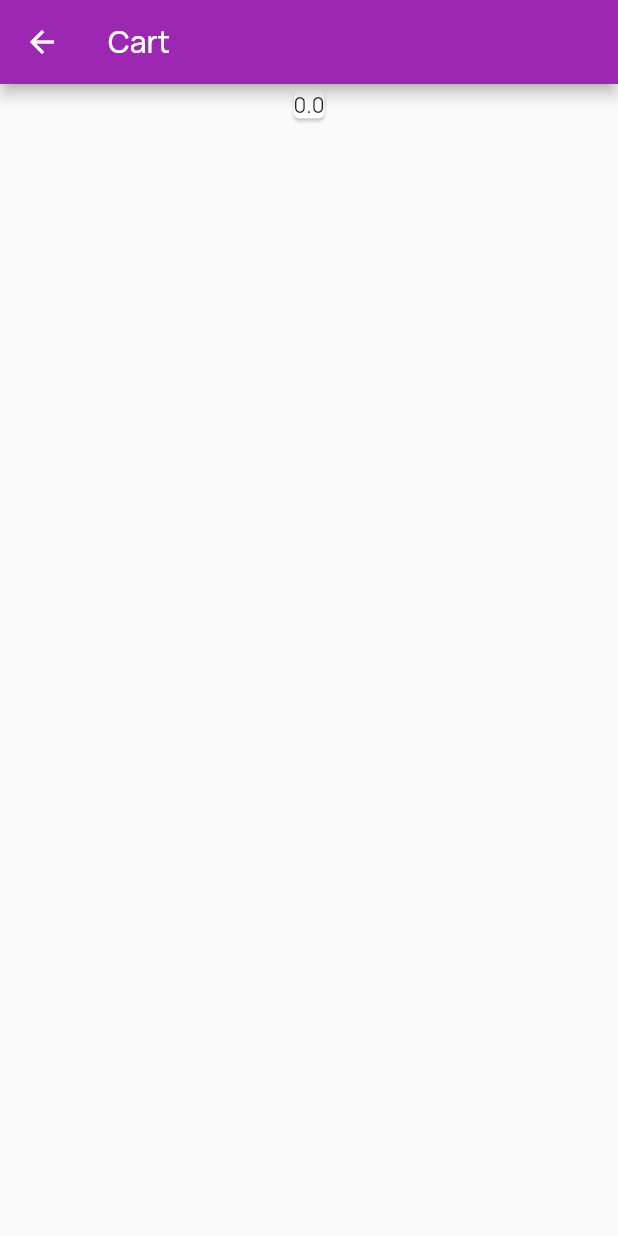
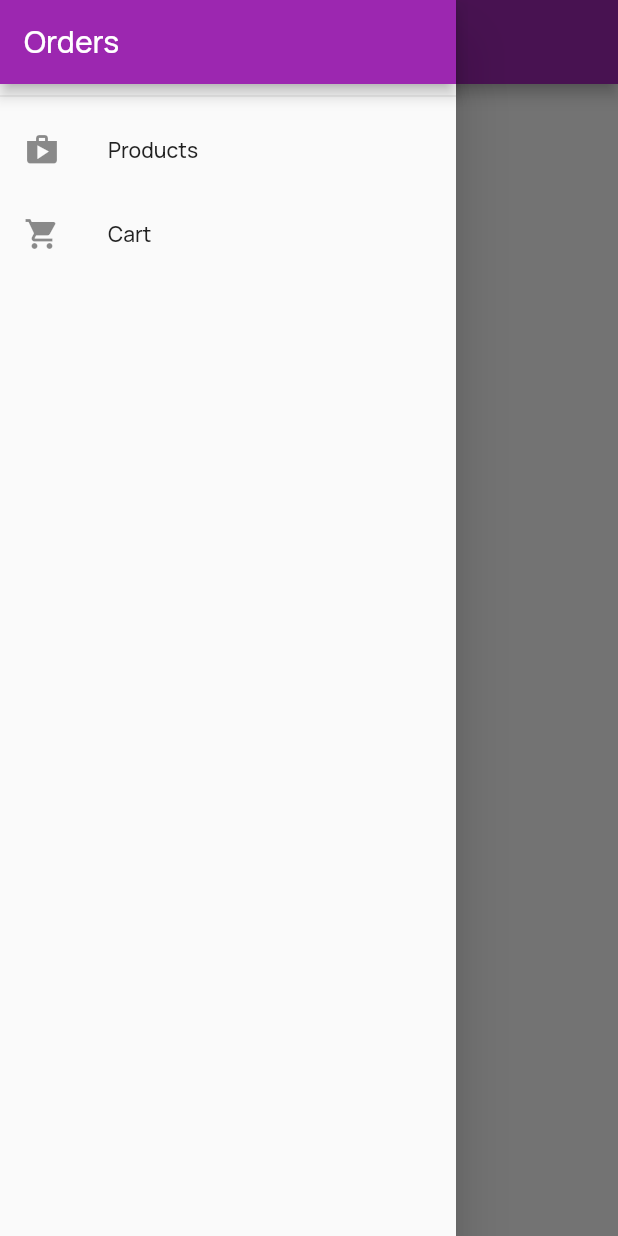
Before and after one commit to tusharlock10/flutter_shop, a Flutter app: the Cart screen opened by its route, with the side drawer open (before the commit the screen has no drawer), on a phone screen of 412 x 824 dp. Run offline on Flutter 3.47's test engine with Material 2 defaults, Android fonts, the phone set to English and light mode, and no system bars; our stand-ins replace badges, google_fonts; network calls fail.

Commit message:
Added drawer

```diff
--- a/lib/screens/Cart.dart
+++ b/lib/screens/Cart.dart
@@ -4,6 +4,7 @@ import 'package:provider/provider.dart';
 import 'dart:math' as Math;
 
 import '../providers/Cart.dart' as CartProvider;
+import '../widgets/AppDrawer.dart';
 import '../widgets/CartItem.dart';
 
 class Cart extends StatelessWidget {
@@ -13,6 +14,7 @@ class Cart extends StatelessWidget {
   Widget build(BuildContext context) {
     final cart = Provider.of<CartProvider.Cart>(context);
     return Scaffold(
+      drawer: AppDrawer(),
       appBar: AppBar(
         title: Text('Cart'),
       ),
--- a/lib/screens/ProductsOverview.dart
+++ b/lib/screens/ProductsOverview.dart
@@ -5,6 +5,7 @@ import 'package:provider/provider.dart';
 import '../providers/Cart.dart';
 import './Cart.dart' as CartScreen;
 import '../widgets/ProductGrid.dart';
+import '../widgets/AppDrawer.dart';
 
 class ProductOverview extends StatefulWidget {
   static const routeName = '/';
@@ -29,6 +30,7 @@ class _ProductOverviewState extends State<ProductOverview> {
   @override
   Widget build(BuildContext context) {
     return Scaffold(
+      drawer: AppDrawer(),
       appBar: AppBar(
         title: Text('Products'),
         actions: [
--- /dev/null
+++ b/lib/widgets/AppDrawer.dart
@@ -0,0 +1,33 @@
+import 'package:flutter/material.dart';
+
+import '../screens/ProductsOverview.dart';
+import '../screens/Cart.dart';
+
+class AppDrawer extends StatelessWidget {
+  @override
+  Widget build(BuildContext context) {
+    return Drawer(
+      child: Column(
+        children: [
+          AppBar(
+            title: Text('Orders'),
+            automaticallyImplyLeading: false,
+          ),
+          Divider(),
+          ListTile(
+            leading: Icon(Icons.shop),
+            title: Text('Products'),
+            onTap: () => Navigator.of(context)
+                .pushReplacementNamed(ProductOverview.routeName),
+          ),
+          ListTile(
+            leading: Icon(Icons.shopping_cart),
+            title: Text('Cart'),
+            onTap: () =>
+                Navigator.of(context).pushNamed(Cart.routeName),
+          ),
+        ],
+      ),
+    );
+  }
+}
```
